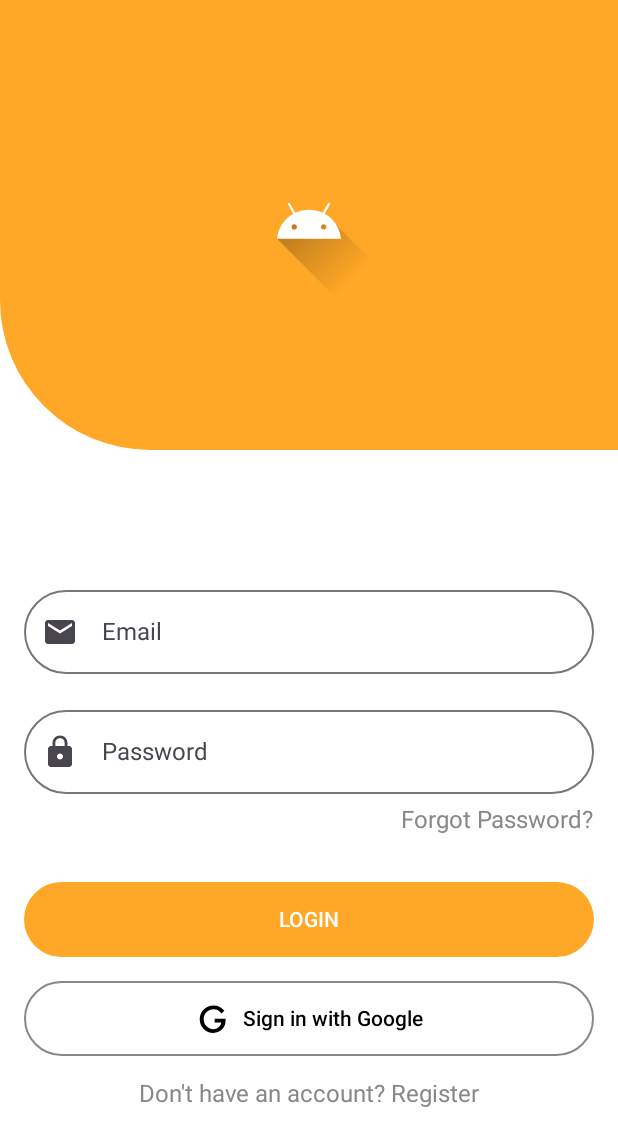
After one commit to Cycrypto/mobile-zipbob, an Android app built with Jetpack Compose: the LoginActivity screen opened directly, with no data from a screen before it, on a phone screen of 412 x 824 dp. The commit adds this screen. Shown: the top 1146 px of the screen. Run offline under Robolectric (Android 15) with nearby library versions, the phone set to English and light mode, and no system bars; our stand-ins replace Firebase (no records; nobody signed in at launch, a user with empty details on screens opened directly); Roboto replaces fonts that are not available here.

Commit message:
feat: 소셜 로그인, 이메일 로그인 구현
todo :
1. 로그인 되면 사용자 기본 정보 등록하는 창 생성
2. 프로필에 사용자 정보 입력
3. 게시물 등록 및 다운로드

```diff
--- /dev/null
+++ b/app/src/main/java/com/example/hansotbob/ui/activity/LoginActivity.kt
@@ -0,0 +1,112 @@
+package com.example.hansotbob.ui.activity
+
+import android.content.Intent
+import android.os.Bundle
+import android.widget.Toast
+import androidx.activity.compose.setContent
+import androidx.activity.enableEdgeToEdge
+import androidx.appcompat.app.AppCompatActivity
+import androidx.core.view.ViewCompat
+import androidx.core.view.WindowInsetsCompat
+import androidx.navigation.compose.rememberNavController
+import com.example.hansotbob.MainActivity
+import com.example.hansotbob.R
+import com.example.hansotbob.ui.screen.form.LoginScreen
+import com.example.hansotbob.ui.theme.HansotbobTheme
+import com.google.android.gms.auth.api.signin.GoogleSignIn
+import com.google.android.gms.auth.api.signin.GoogleSignInAccount
+import com.google.firebase.auth.FirebaseAuth
+import com.google.firebase.auth.auth
+import com.google.firebase.auth.ktx.auth
+import com.google.firebase.ktx.Firebase
+import com.google.android.gms.auth.api.signin.GoogleSignInClient
+import com.google.android.gms.auth.api.signin.GoogleSignInOptions
+import com.google.android.gms.common.api.ApiException
+import com.google.firebase.auth.GoogleAuthProvider
+
+class LoginActivity : AppCompatActivity() {
+
+    private lateinit var auth: FirebaseAuth
+    private lateinit var googleSignInClient: GoogleSignInClient
+
+    companion object {
+        private const val RC_SIGN_IN = 9001
+    }
+
+    override fun onCreate(savedInstanceState: Bundle?) {
+        super.onCreate(savedInstanceState)
+
+        // Initialize Firebase Auth
+        auth = Firebase.auth
+
+        // Configure Google Sign-In
+        val gso = GoogleSignInOptions.Builder(GoogleSignInOptions.DEFAULT_SIGN_IN)
+            .requestIdToken(getString(R.string.default_web_client_id))
+            .requestEmail()
+            .build()
+
+        googleSignInClient = GoogleSignIn.getClient(this, gso)
+
+        setContent {
+            HansotbobTheme {
+                val navController = rememberNavController()
+                LoginScreen(navController, ::signIn, ::signInWithGoogle)
+            }
+        }
+    }
+
+    private fun signIn(email: String, password: String) {
+        if (email.isEmpty() || password.isEmpty()) {
+            Toast.makeText(baseContext, "Email and password cannot be empty.", Toast.LENGTH_SHORT).show()
+            return
+        }
+
+        auth.signInWithEmailAndPassword(email, password)
+            .addOnCompleteListener(this) { task ->
+                if (task.isSuccessful) {
+                    // Sign in success
+                    val user = auth.currentUser
+                    Toast.makeText(baseContext, "Authentication succeeded.", Toast.LENGTH_SHORT).show()
+                    startActivity(Intent(this, MainActivity::class.java))
+                    finish() // Finish the login activity so it can't be returned to
+                } else {
+                    // If sign in fails, display a message to the user.
+                    Toast.makeText(baseContext, "Authentication failed.", Toast.LENGTH_SHORT).show()
+                }
+            }
+    }
+
+    private fun signInWithGoogle() {
+        val signInIntent = googleSignInClient.signInIntent
+        startActivityForResult(signInIntent, RC_SIGN_IN)
+    }
+
+    override fun onActivityResult(requestCode: Int, resultCode: Int, data: Intent?) {
+        super.onActivityResult(requestCode, resultCode, data)
+
+        if (requestCode == RC_SIGN_IN) {
+            val task = GoogleSignIn.getSignedInAccountFromIntent(data)
+            try {
+                val account = task.getResult(ApiException::class.java)!!
+                firebaseAuthWithGoogle(account)
+            } catch (e: ApiException) {
+                Toast.makeText(baseContext, "Google sign in failed: ${e.message}", Toast.LENGTH_SHORT).show()
+            }
+        }
+    }
+
+    private fun firebaseAuthWithGoogle(acct: GoogleSignInAccount) {
+        val credential = GoogleAuthProvider.getCredential(acct.idToken, null)
+        auth.signInWithCredential(credential)
+            .addOnCompleteListener(this) { task ->
+                if (task.isSuccessful) {
+                    val user = auth.currentUser
+                    Toast.makeText(baseContext, "Google sign in succeeded.", Toast.LENGTH_SHORT).show()
+                    startActivity(Intent(this, MainActivity::class.java))
+                    finish() // Finish the login activity so it can't be returned to
+                } else {
+                    Toast.makeText(baseContext, "Google sign in failed.", Toast.LENGTH_SHORT).show()
+                }
+            }
+    }
+}
--- a/app/src/main/java/com/example/hansotbob/ui/activity/OnboardingActivity.kt
+++ b/app/src/main/java/com/example/hansotbob/ui/activity/OnboardingActivity.kt
@@ -60,7 +60,7 @@ class OnboardingActivity : AppCompatActivity() {
 
             onBoardingFragment.setOnRightOutListener {
                 // When the user swipes out from the last page, start MainActivity
-                val intent = Intent(this, MainActivity::class.java)
+                val intent = Intent(this, LoginActivity::class.java)
                 startActivity(intent)
                 finish() // Finish the onboarding activity so it can't be returned to
             }
--- /dev/null
+++ b/app/src/main/java/com/example/hansotbob/ui/screen/form/LoginForm.kt
@@ -0,0 +1,194 @@
+package com.example.hansotbob.ui.screen.form
+
+import androidx.compose.foundation.Image
+import androidx.compose.foundation.background
+import androidx.compose.foundation.border
+import androidx.compose.foundation.clickable
+import androidx.compose.foundation.layout.Arrangement
+import androidx.compose.foundation.layout.Box
+import androidx.compose.foundation.layout.Column
+import androidx.compose.foundation.layout.Row
+import androidx.compose.foundation.layout.Spacer
+import androidx.compose.foundation.layout.fillMaxSize
+import androidx.compose.foundation.layout.fillMaxWidth
+import androidx.compose.foundation.layout.height
+import androidx.compose.foundation.layout.padding
+import androidx.compose.foundation.layout.size
+import androidx.compose.foundation.layout.width
+import androidx.compose.foundation.rememberScrollState
+import androidx.compose.foundation.shape.RoundedCornerShape
+import androidx.compose.foundation.verticalScroll
+import androidx.compose.material.icons.Icons
+import androidx.compose.material.icons.filled.Email
+import androidx.compose.material.icons.filled.Lock
+import androidx.compose.material3.Button
+import androidx.compose.material3.ButtonDefaults
+import androidx.compose.material3.Icon
+import androidx.compose.material3.MaterialTheme
+import androidx.compose.material3.OutlinedTextField
+import androidx.compose.material3.Text
+import androidx.compose.runtime.Composable
+import androidx.compose.runtime.getValue
+import androidx.compose.runtime.mutableStateOf
+import androidx.compose.runtime.remember
+import androidx.compose.runtime.setValue
+import androidx.compose.ui.Alignment
+import androidx.compose.ui.Modifier
+import androidx.compose.ui.draw.clip
+import androidx.compose.ui.graphics.Brush
+import androidx.compose.ui.graphics.Color
+import androidx.compose.ui.res.painterResource
+import androidx.compose.ui.text.input.PasswordVisualTransformation
+import androidx.compose.ui.tooling.preview.Preview
+import androidx.compose.ui.unit.dp
+import androidx.navigation.NavController
+import androidx.navigation.compose.rememberNavController
+import com.example.hansotbob.R
+import com.example.hansotbob.ui.theme.HansotbobTheme
+import kotlin.math.sign
+
+@Composable
+fun LoginScreen(navController: NavController, signIn: (String, String) -> Unit, signInWithGoogle: () -> Unit) {
+    var email by remember { mutableStateOf("") }
+    var password by remember { mutableStateOf("") }
+
+    Box(
+        modifier = Modifier
+            .fillMaxSize()
+            .background(Color.White)
+    ) {
+        // Top yellow background with rounded bottom-left corner
+        Box(
+            modifier = Modifier
+                .fillMaxWidth()
+                .height(300.dp)
+                .clip(RoundedCornerShape(bottomEnd = 0.dp, bottomStart = 100.dp))
+                .background(Color(0xFFFFA726)),
+            contentAlignment = Alignment.Center
+        ) {
+            Image(
+                painter = painterResource(id = R.drawable.ic_launcher_foreground),
+                contentDescription = null,
+                modifier = Modifier.size(100.dp)
+            )
+        }
+
+        // Login form
+        Column(
+            horizontalAlignment = Alignment.CenterHorizontally,
+            verticalArrangement = Arrangement.Center,
+            modifier = Modifier
+                .fillMaxSize()
+                .padding(horizontal = 16.dp)
+                .padding(top = 200.dp)
+                .verticalScroll(rememberScrollState())
+        ) {
+            Spacer(modifier = Modifier.height(100.dp))
+
+            // Email TextField
+            OutlinedTextField(
+                value = email,
+                onValueChange = { email = it },
+                label = { Text("Email") },
+                leadingIcon = {
+                    Icon(Icons.Default.Email, contentDescription = "Email Icon")
+                },
+                shape = RoundedCornerShape(50),
+                modifier = Modifier
+                    .fillMaxWidth()
+                    .background(Color.White, shape = RoundedCornerShape(50))
+            )
+
+            Spacer(modifier = Modifier.height(16.dp))
+
+            // Password TextField
+            OutlinedTextField(
+                value = password,
+                onValueChange = { password = it },
+                label = { Text("Password") },
+                leadingIcon = {
+                    Icon(Icons.Default.Lock, contentDescription = "Password Icon")
+                },
+                visualTransformation = PasswordVisualTransformation(),
+                shape = RoundedCornerShape(50),
+                modifier = Modifier
+                    .fillMaxWidth()
+                    .background(Color.White, shape = RoundedCornerShape(50))
+            )
+
+            Spacer(modifier = Modifier.height(8.dp))
+
+            // Forgot Password Text
+            Text(
+                text = "Forgot Password?",
+                modifier = Modifier
+                    .align(Alignment.End)
+                    .clickable { /* Handle forgot password */ },
+                color = Color.Gray
+            )
+
+            Spacer(modifier = Modifier.height(32.dp))
+
+            // Login Button
+            Button(
+                onClick = { signIn(email, password) },
+                colors = ButtonDefaults.buttonColors(
+                    containerColor = Color(0xFFFFA726),
+                    contentColor = Color.White
+                ),
+                shape = RoundedCornerShape(50),
+                modifier = Modifier
+                    .fillMaxWidth()
+                    .height(50.dp)
+            ) {
+                Text("LOGIN")
+            }
+
+            Spacer(modifier = Modifier.height(16.dp))
+
+            // Google Login Button
+            Button(
+                onClick = { signInWithGoogle() },
+                colors = ButtonDefaults.buttonColors(
+                    containerColor = Color.White,
+                    contentColor = Color.Black
+                ),
+                shape = RoundedCornerShape(50),
+                modifier = Modifier
+                    .fillMaxWidth()
+                    .height(50.dp)
+                    .border(1.dp, Color.Gray, RoundedCornerShape(50))
+            ) {
+                Row(
+                    verticalAlignment = Alignment.CenterVertically
+                ) {
+                    Icon(
+                        painter = painterResource(id = R.drawable.ic_google),
+                        contentDescription = "Google Login",
+                        tint = Color.Unspecified,
+                        modifier = Modifier.size(24.dp)
+                    )
+                    Spacer(modifier = Modifier.width(8.dp))
+                    Text("Sign in with Google")
+                }
+            }
+
+            Spacer(modifier = Modifier.height(16.dp))
+
+            // Register Text
+            Text(
+                text = "Don't have an account? Register",
+                modifier = Modifier.clickable { /* Handle register click */ },
+                color = Color.Gray
+            )
+        }
+    }
+}
+@Preview
+@Composable
+private fun PreviewLoginForm(){
+    val navController = rememberNavController()
+    HansotbobTheme {
+        LoginScreen(navController = navController, signIn = {_, _ ->}, signInWithGoogle = { })
+    }
+}
--- /dev/null
+++ b/app/src/main/res/drawable/ic_google.xml
@@ -0,0 +1,10 @@
+<vector xmlns:android="http://schemas.android.com/apk/res/android"
+    android:height="24dp"
+    android:viewportHeight="48.0"
+    android:viewportWidth="48.0"
+    android:width="24dp">
+
+    <path
+        android:fillColor="#FF000000"
+        android:pathData="M26.2,23.5h14.6v1.2c0,2.6 -0.3,5 -0.9,7c-0.6,1.9 -1.6,3.7 -3.1,5.3c-3.3,3.7 -7.4,5.5 -12.5,5.5c-4.9,0 -9.2,-1.8 -12.7,-5.3c-3.5,-3.6 -5.3,-7.9 -5.3,-12.9c0,-5.1 1.8,-9.5 5.4,-13c3.6,-3.6 7.9,-5.4 13.1,-5.4c2.8,0 5.3,0.6 7.7,1.7c2.3,1.1 4.5,3 6.7,5.5l-3.8,3.6c-2.9,-3.9 -6.4,-5.8 -10.6,-5.8c-3.7,0 -6.9,1.3 -9.4,3.9c-2.5,2.5 -3.8,5.7 -3.8,9.5c0,3.9 1.4,7.2 4.2,9.7c2.6,2.4 5.5,3.5 8.6,3.5c2.6,0 5,-0.9 7.1,-2.6c2.1,-1.8 3.2,-3.9 3.5,-6.4h-8.8L26.2,23.5z" />
+</vector>
--- a/app/src/main/res/values/strings.xml
+++ b/app/src/main/res/values/strings.xml
@@ -19,4 +19,6 @@
     <string name="description_label">설명</string>
     <string name="description_hint">설명을 입력하세요</string>
     <string name="upload_photo">사진 업로드</string>
+
+    <string name="default_web_client_id">767284703963-6s1qboma1qofvtinm4c0dh8al7klqocg.apps.googleusercontent.com</string>
 </resources>
--- a/build.gradle.kts
+++ b/build.gradle.kts
@@ -2,4 +2,8 @@
 plugins {
     alias(libs.plugins.androidApplication) apply false
     alias(libs.plugins.jetbrainsKotlinAndroid) apply false
+    id("com.google.gms.google-services") version "4.4.2" apply false
 }
+task<Delete>("clean") {
+    delete(rootProject.buildDir)
+}
--- a/gradle/libs.versions.toml
+++ b/gradle/libs.versions.toml
@@ -15,6 +15,7 @@ cardview = "1.0.0"
 material3Android = "1.2.1"
 navigationCompose = "2.7.7"
 uiTestJunit4Android = "1.6.7"
+firebaseAuthKtx = "23.0.0"
 
 [libraries]
 androidx-core-ktx = { group = "androidx.core", name = "core-ktx", version.ref = "coreKtx" }
@@ -31,6 +32,7 @@ androidx-cardview = { group = "androidx.cardview", name = "cardview", version.re
 androidx-material3-android = { group = "androidx.compose.material3", name = "material3-android", version.ref = "material3Android" }
 androidx-navigation-compose = { group = "androidx.navigation", name = "navigation-compose", version.ref = "navigationCompose" }
 androidx-ui-test-junit4-android = { group = "androidx.compose.ui", name = "ui-test-junit4-android", version.ref = "uiTestJunit4Android" }
+firebase-auth-ktx = { group = "com.google.firebase", name = "firebase-auth-ktx", version.ref = "firebaseAuthKtx" }
 
 [plugins]
 androidApplication = { id = "com.android.application", version.ref = "agp" }
```
Also changed, not shown: app/build.gradle.kts (+12 -4 lines), app/src/main/AndroidManifest.xml (+5 -4 lines), app/src/main/res/layout/activity_login.xml (added, +10 -0 lines), app/src/main/java/com/example/hansotbob/component/Slider/CardSlider.kt (line endings or trailing spaces), 1 other file.
